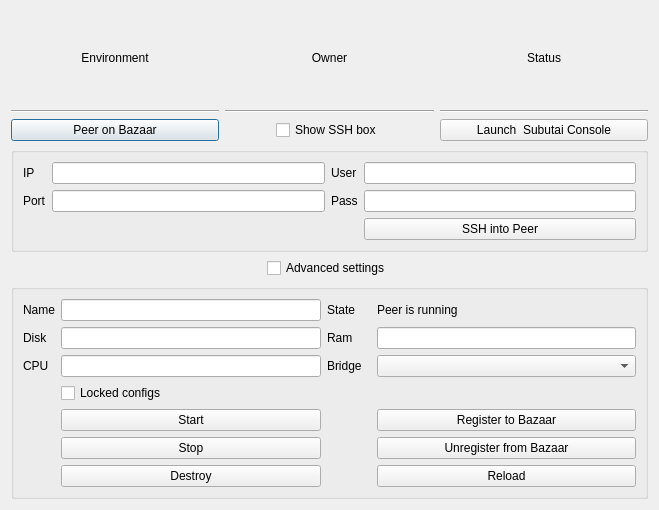
The window that hub/forms/DlgPeer.ui (subutai-io/control-center) describes before a commit, drawn with Qt 5.
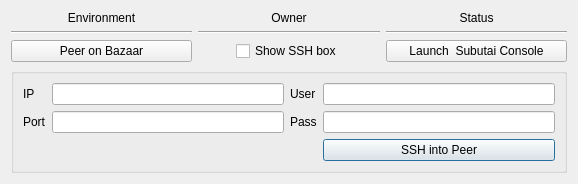
The same window after the commit.

Commit message: Revert "Peer me"

Patch:
```diff
--- a/hub/forms/DlgPeer.ui
+++ b/hub/forms/DlgPeer.ui
@@ -6,8 +6,8 @@
    <rect>
     <x>0</x>
     <y>0</y>
-    <width>659</width>
-    <height>510</height>
+    <width>578</width>
+    <height>166</height>
    </rect>
   </property>
   <property name="windowTitle">
@@ -17,32 +17,21 @@
    <enum>Qt::LeftToRight</enum>
   </property>
   <layout class="QGridLayout" name="gridLayout">
-   <item row="1" column="2">
-    <widget class="QLabel" name="lbl_env_owner">
+   <item row="1" column="3">
+    <widget class="QLabel" name="lbl_env_status">
      <property name="text">
-      <string>Owner</string>
+      <string>Status</string>
      </property>
      <property name="alignment">
       <set>Qt::AlignCenter</set>
      </property>
     </widget>
    </item>
-   <item row="1" column="1">
-    <widget class="QLabel" name="lbl_env">
-     <property name="text">
-      <string>Environment</string>
-     </property>
-     <property name="alignment">
-      <set>Qt::AlignCenter</set>
-     </property>
-    </widget>
+   <item row="3" column="3">
+    <layout class="QVBoxLayout" name="env_status"/>
    </item>
-   <item row="2" column="2">
-    <widget class="Line" name="line_2">
-     <property name="orientation">
-      <enum>Qt::Horizontal</enum>
-     </property>
-    </widget>
+   <item row="3" column="1">
+    <layout class="QVBoxLayout" name="env_name"/>
    </item>
    <item row="2" column="1">
     <widget class="Line" name="line_1">
@@ -51,44 +40,25 @@
      </property>
     </widget>
    </item>
-   <item row="6" column="2" alignment="Qt::AlignHCenter">
-    <widget class="QCheckBox" name="show_ssh">
-     <property name="sizePolicy">
-      <sizepolicy hsizetype="Minimum" vsizetype="Fixed">
-       <horstretch>0</horstretch>
-       <verstretch>0</verstretch>
-      </sizepolicy>
-     </property>
-     <property name="layoutDirection">
-      <enum>Qt::LeftToRight</enum>
-     </property>
-     <property name="text">
-      <string>Show SSH box</string>
-     </property>
-    </widget>
-   </item>
-   <item row="6" column="1">
-    <widget class="QPushButton" name="btn_peer_on_hub">
-     <property name="text">
-      <string>Peer on Bazaar</string>
-     </property>
-    </widget>
-   </item>
-   <item row="3" column="2">
-    <layout class="QVBoxLayout" name="env_owner"/>
-   </item>
    <item row="8" column="1" colspan="3">
     <widget class="QGroupBox" name="gr_ssh">
      <property name="title">
       <string/>
      </property>
      <layout class="QGridLayout" name="gridLayout_2">
-      <item row="0" column="1">
-       <widget class="QLineEdit" name="le_ip"/>
+      <item row="0" column="0">
+       <widget class="QLabel" name="label">
+        <property name="text">
+         <string>IP</string>
+        </property>
+       </widget>
       </item>
       <item row="1" column="3">
        <widget class="QLineEdit" name="le_pass"/>
       </item>
+      <item row="0" column="3">
+       <widget class="QLineEdit" name="le_user"/>
+      </item>
       <item row="1" column="0">
        <widget class="QLabel" name="label_2">
         <property name="text">
@@ -96,6 +66,19 @@
         </property>
        </widget>
       </item>
+      <item row="1" column="2">
+       <widget class="QLabel" name="label_4">
+        <property name="text">
+         <string>Pass</string>
+        </property>
+       </widget>
+      </item>
+      <item row="1" column="1">
+       <widget class="QLineEdit" name="le_port"/>
+      </item>
+      <item row="0" column="1">
+       <widget class="QLineEdit" name="le_ip"/>
+      </item>
       <item row="0" column="2">
        <widget class="QLabel" name="label_3">
         <property name="text">
@@ -103,49 +86,44 @@
         </property>
        </widget>
       </item>
-      <item row="1" column="1">
-       <widget class="QLineEdit" name="le_port"/>
-      </item>
       <item row="2" column="3">
        <widget class="QPushButton" name="btn_ssh_peer">
-        <property name="toolTip">
-         <string>&lt;html&gt;&lt;head/&gt;&lt;body&gt;&lt;p&gt;SSH into container&lt;/p&gt;&lt;p&gt;&lt;br/&gt;&lt;/p&gt;&lt;/body&gt;&lt;/html&gt;</string>
-        </property>
         <property name="text">
          <string>SSH into Peer</string>
         </property>
        </widget>
       </item>
-      <item row="1" column="2">
-       <widget class="QLabel" name="label_4">
+      <item row="2" column="1">
+       <widget class="QLabel" name="lbl_connection_status">
         <property name="text">
-         <string>Pass</string>
-        </property>
-       </widget>
-      </item>
-      <item row="0" column="3">
-       <widget class="QLineEdit" name="le_user"/>
-      </item>
-      <item row="0" column="0">
-       <widget class="QLabel" name="label">
-        <property name="text">
-         <string>IP</string>
+         <string/>
         </property>
        </widget>
       </item>
      </layout>
     </widget>
    </item>
-   <item row="3" column="1">
-    <layout class="QVBoxLayout" name="env_name"/>
+   <item row="1" column="1">
+    <widget class="QLabel" name="lbl_env">
+     <property name="text">
+      <string>Environment</string>
+     </property>
+     <property name="alignment">
+      <set>Qt::AlignCenter</set>
+     </property>
+    </widget>
    </item>
-   <item row="3" column="3">
-    <layout class="QVBoxLayout" name="env_status"/>
+   <item row="6" column="1">
+    <widget class="QPushButton" name="btn_peer_on_hub">
+     <property name="text">
+      <string>Peer on Bazaar</string>
+     </property>
+    </widget>
    </item>
-   <item row="1" column="3">
-    <widget class="QLabel" name="lbl_env_status">
+   <item row="1" column="2">
+    <widget class="QLabel" name="lbl_env_owner">
      <property name="text">
-      <string>Status</string>
+      <string>Owner</string>
      </property>
      <property name="alignment">
       <set>Qt::AlignCenter</set>
@@ -159,6 +137,22 @@
      </property>
     </widget>
    </item>
+   <item row="6" column="2" alignment="Qt::AlignHCenter">
+    <widget class="QCheckBox" name="show_ssh">
+     <property name="sizePolicy">
+      <sizepolicy hsizetype="Minimum" vsizetype="Fixed">
+       <horstretch>0</horstretch>
+       <verstretch>0</verstretch>
+      </sizepolicy>
+     </property>
+     <property name="layoutDirection">
+      <enum>Qt::LeftToRight</enum>
+     </property>
+     <property name="text">
+      <string>Show SSH box</string>
+     </property>
+    </widget>
+   </item>
    <item row="2" column="3">
     <widget class="Line" name="line_3">
      <property name="orientation">
@@ -166,148 +160,15 @@
      </property>
     </widget>
    </item>
-   <item row="9" column="2" alignment="Qt::AlignHCenter">
-    <widget class="QCheckBox" name="show_peer_control">
-     <property name="text">
-      <string>Advanced settings</string>
+   <item row="2" column="2">
+    <widget class="Line" name="line_2">
+     <property name="orientation">
+      <enum>Qt::Horizontal</enum>
      </property>
     </widget>
    </item>
-   <item row="10" column="1" colspan="3">
-    <widget class="QGroupBox" name="gr_peer_control">
-     <property name="title">
-      <string/>
-     </property>
-     <layout class="QGridLayout" name="gridLayout_3">
-      <item row="3" column="2">
-       <widget class="QLabel" name="lbl_bridge">
-        <property name="text">
-         <string>Bridge</string>
-        </property>
-       </widget>
-      </item>
-      <item row="2" column="1">
-       <widget class="QLineEdit" name="le_disk"/>
-      </item>
-      <item row="2" column="3">
-       <widget class="QLineEdit" name="le_ram"/>
-      </item>
-      <item row="2" column="2">
-       <widget class="QLabel" name="lbl_ram">
-        <property name="text">
-         <string>Ram</string>
-        </property>
-       </widget>
-      </item>
-      <item row="3" column="1">
-       <widget class="QLineEdit" name="le_cpu"/>
-      </item>
-      <item row="1" column="2">
-       <widget class="QLabel" name="lbl_status">
-        <property name="minimumSize">
-         <size>
-          <width>44</width>
-          <height>0</height>
-         </size>
-        </property>
-        <property name="text">
-         <string>State</string>
-        </property>
-       </widget>
-      </item>
-      <item row="6" column="3">
-       <widget class="QPushButton" name="btn_reload">
-        <property name="text">
-         <string>Reload</string>
-        </property>
-       </widget>
-      </item>
-      <item row="2" column="0">
-       <widget class="QLabel" name="lbl_disk">
-        <property name="text">
-         <string>Disk</string>
-        </property>
-       </widget>
-      </item>
-      <item row="1" column="1">
-       <widget class="QLineEdit" name="le_name"/>
-      </item>
-      <item row="3" column="3">
-       <widget class="QComboBox" name="cmb_bridge"/>
-      </item>
-      <item row="5" column="1">
-       <layout class="QVBoxLayout" name="verticalLayout_3">
-        <item>
-         <widget class="QPushButton" name="btn_start">
-          <property name="text">
-           <string>Start</string>
-          </property>
-         </widget>
-        </item>
-        <item>
-         <widget class="QPushButton" name="btn_stop">
-          <property name="text">
-           <string>Stop</string>
-          </property>
-         </widget>
-        </item>
-       </layout>
-      </item>
-      <item row="3" column="0">
-       <widget class="QLabel" name="lbl_cpu">
-        <property name="text">
-         <string>CPU</string>
-        </property>
-       </widget>
-      </item>
-      <item row="6" column="1">
-       <widget class="QPushButton" name="btn_destroy">
-        <property name="text">
-         <string>Destroy</string>
-        </property>
-       </widget>
-      </item>
-      <item row="1" column="0">
-       <widget class="QLabel" name="lbl_name">
-        <property name="text">
-         <string>Name</string>
-        </property>
-       </widget>
-      </item>
-      <item row="5" column="3">
-       <layout class="QVBoxLayout" name="verticalLayout_4">
-        <item>
-         <widget class="QPushButton" name="btn_register">
-          <property name="text">
-           <string>Register to Bazaar</string>
-          </property>
-         </widget>
-        </item>
-        <item>
-         <widget class="QPushButton" name="btn_unregister">
-          <property name="text">
-           <string>Unregister from Bazaar</string>
-          </property>
-         </widget>
-        </item>
-       </layout>
-      </item>
-      <item row="4" column="1">
-       <widget class="QCheckBox" name="change_confugre">
-        <property name="text">
-         <string>Locked configs</string>
-        </property>
-       </widget>
-      </item>
-      <item row="1" column="3">
-       <widget class="QLabel" name="le_status">
-        <property name="text">
-         <string>Peer is running</string>
-        </property>
-       </widget>
-      </item>
-     </layout>
-    </widget>
+   <item row="3" column="2">
+    <layout class="QVBoxLayout" name="env_owner"/>
    </item>
   </layout>
  </widget>
```
The commit also changes 29 other files.
